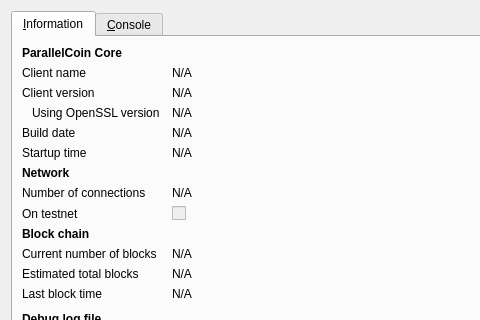
This is src/qt/forms/rpcconsole.ui in bitsta/parallelcoin as Qt 5 draws it before an edit; both pictures show x 0 to 480 and y 0 to 320 of the 740 by 450 pixel window. The edited form follows.
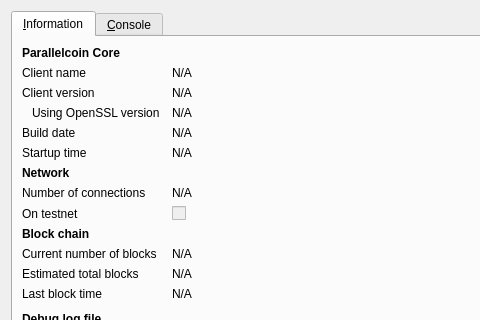
This is the edited form. Icons and pictures are not drawn.

What changed in the file:
```diff
--- a/src/qt/forms/rpcconsole.ui
+++ b/src/qt/forms/rpcconsole.ui
@@ -36,7 +36,7 @@
           </font>
          </property>
          <property name="text">
-          <string>ParallelCoin Core</string>
+          <string>Parallelcoin Core</string>
          </property>
         </widget>
        </item>
```
Left out of the diff: 6 changed lines with no effect on the pictures.
